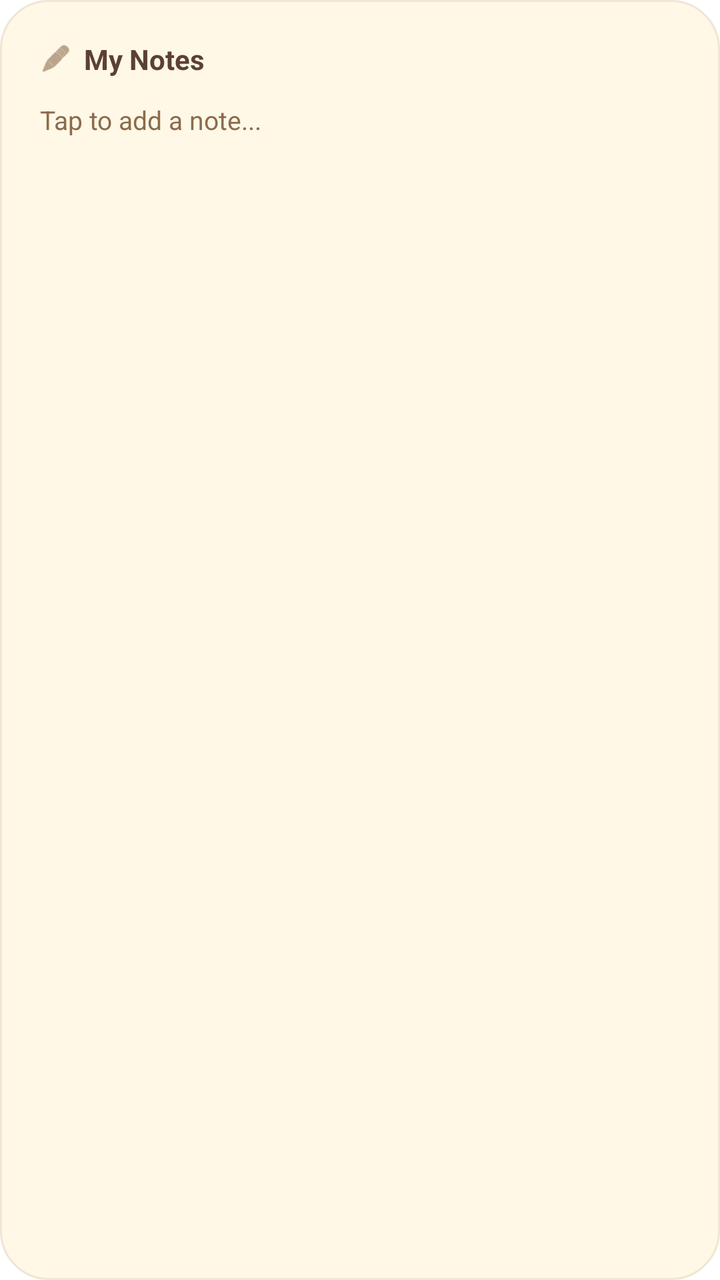
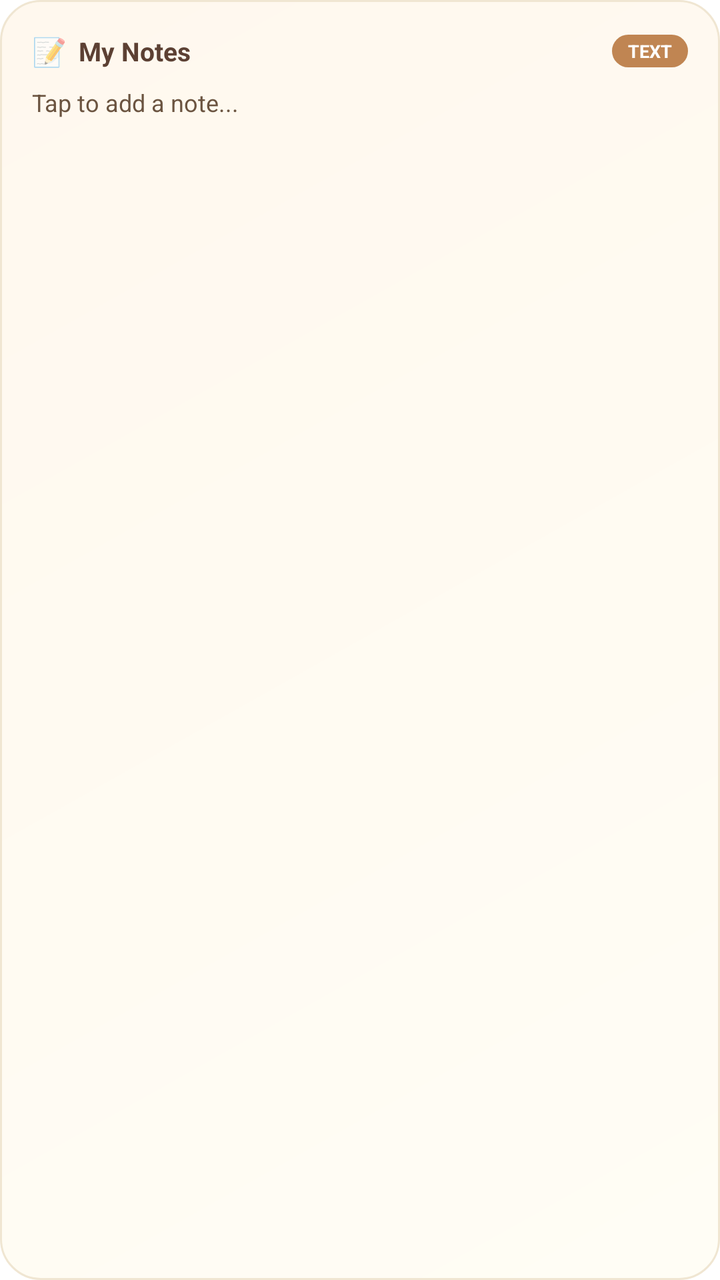

Screens rendered from an Android XML layout before and after an edit, with the pre-edit source and the edit as a unified diff.
<!-- AndroidManifest.xml: fallback theme Theme.MaterialComponents.DayNight.NoActionBar -->
<!-- res/layout/notepad_widget.xml -->
<?xml version="1.0" encoding="utf-8"?>
<LinearLayout xmlns:android="http://schemas.android.com/apk/res/android"
    android:id="@+id/widget_root"
    android:layout_width="match_parent"
    android:layout_height="match_parent"
    android:background="@drawable/widget_bg_notepad"
    android:orientation="vertical"
    android:padding="20dp"
    android:gravity="top|start">

    <LinearLayout
        android:layout_width="match_parent"
        android:layout_height="wrap_content"
        android:orientation="horizontal"
        android:gravity="center_vertical"
        android:layout_marginBottom="12dp">
        
        <ImageView
            android:layout_width="16dp"
            android:layout_height="16dp"
            android:src="@android:drawable/ic_menu_edit"
            android:tint="#8B6B4C" />
            
        <TextView
            android:id="@+id/notepad_title"
            android:layout_width="match_parent"
            android:layout_height="wrap_content"
            android:layout_marginStart="6dp"
            android:text="My Notes"
            android:textColor="#5C4033"
            android:textSize="14sp"
            android:textStyle="bold"
            android:maxLines="1"
            android:ellipsize="end" />
    </LinearLayout>

    <TextView
        android:id="@+id/notepad_content"
        android:layout_width="match_parent"
        android:layout_height="match_parent"
        android:text="Tap to add a note..."
        android:textColor="#8B6B4C"
        android:textSize="13sp"
        android:lineSpacingExtra="4dp"
        android:maxLines="8"
        android:ellipsize="end" />

</LinearLayout>
<!-- resources referenced by this layout -->
<resources>
  <!-- drawable widget_bg_notepad (drawable) -->
  <?xml version="1.0" encoding="utf-8"?>
  <shape xmlns:android="http://schemas.android.com/apk/res/android">
      <solid android:color="#FFF8E7" />
      <corners android:radius="24dp" />
      <stroke android:width="1dp" android:color="#F0E6D2" />
  </shape>
</resources>

<!-- the commit's change to res/layout/notepad_widget.xml (unified diff, before → after) -->
@@ -5,44 +5,88 @@
     android:layout_height="match_parent"
     android:background="@drawable/widget_bg_notepad"
     android:orientation="vertical"
-    android:padding="20dp"
-    android:gravity="top|start">
+    android:padding="16dp">
 
+    
     <LinearLayout
         android:layout_width="match_parent"
         android:layout_height="wrap_content"
         android:orientation="horizontal"
         android:gravity="center_vertical"
-        android:layout_marginBottom="12dp">
-        
-        <ImageView
-            android:layout_width="16dp"
-            android:layout_height="16dp"
-            android:src="@android:drawable/ic_menu_edit"
-            android:tint="#8B6B4C" />
-            
+        android:layout_marginBottom="8dp">
+
+        <TextView
+            android:layout_width="wrap_content"
+            android:layout_height="wrap_content"
+            android:text="📝"
+            android:textSize="14sp" />
+
         <TextView
             android:id="@+id/notepad_title"
-            android:layout_width="match_parent"
+            android:layout_width="0dp"
             android:layout_height="wrap_content"
+            android:layout_weight="1"
             android:layout_marginStart="6dp"
             android:text="My Notes"
             android:textColor="#5C4033"
-            android:textSize="14sp"
+            android:textSize="13sp"
             android:textStyle="bold"
             android:maxLines="1"
             android:ellipsize="end" />
+
+        <TextView
+            android:id="@+id/notepad_type_badge"
+            android:layout_width="wrap_content"
+            android:layout_height="wrap_content"
+            android:background="@drawable/pill_bg"
+            android:backgroundTint="#C08552"
+            android:paddingStart="8dp"
+            android:paddingEnd="8dp"
+            android:paddingTop="2dp"
+            android:paddingBottom="2dp"
+            android:text="TEXT"
+            android:textColor="#FFFFFF"
+            android:textSize="9sp"
+            android:textStyle="bold" />
     </LinearLayout>
 
+    
     <TextView
         android:id="@+id/notepad_content"
         android:layout_width="match_parent"
-        android:layout_height="match_parent"
+        android:layout_height="0dp"
+        android:layout_weight="1"
         android:text="Tap to add a note..."
-        android:textColor="#8B6B4C"
-        android:textSize="13sp"
-        android:lineSpacingExtra="4dp"
-        android:maxLines="8"
+        android:textColor="#6B5440"
+        android:textSize="12sp"
+        android:lineSpacingExtra="5dp"
+        android:maxLines="7"
         android:ellipsize="end" />
 
+    
+    <LinearLayout
+        android:layout_width="match_parent"
+        android:layout_height="wrap_content"
+        android:orientation="horizontal"
+        android:gravity="center_vertical"
+        android:layout_marginTop="6dp">
+
+        <TextView
+            android:id="@+id/notepad_updated"
+            android:layout_width="0dp"
+            android:layout_height="wrap_content"
+            android:layout_weight="1"
+            android:text=""
+            android:textColor="#A08060"
+            android:textSize="9sp" />
+
+        <TextView
+            android:id="@+id/notepad_count"
+            android:layout_width="wrap_content"
+            android:layout_height="wrap_content"
+            android:text=""
+            android:textColor="#A08060"
+            android:textSize="9sp" />
+    </LinearLayout>
+
 </LinearLayout>
<!-- resource entries referenced after the edit -->
@@ -1,10 +1,19 @@
 <!-- resources referenced by this layout -->
 <resources>
+  <!-- drawable pill_bg (drawable) -->
+  <?xml version="1.0" encoding="utf-8"?>
+  <shape xmlns:android="http://schemas.android.com/apk/res/android">
+      <solid android:color="#D4728C" />
+      <corners android:radius="10dp" />
+  </shape>
   <!-- drawable widget_bg_notepad (drawable) -->
   <?xml version="1.0" encoding="utf-8"?>
   <shape xmlns:android="http://schemas.android.com/apk/res/android">
-      <solid android:color="#FFF8E7" />
-      <corners android:radius="24dp" />
+      <gradient
+          android:startColor="#FFFDF5"
+          android:endColor="#FFF8EE"
+          android:angle="135" />
+      <corners android:radius="20dp" />
       <stroke android:width="1dp" android:color="#F0E6D2" />
   </shape>
 </resources>
